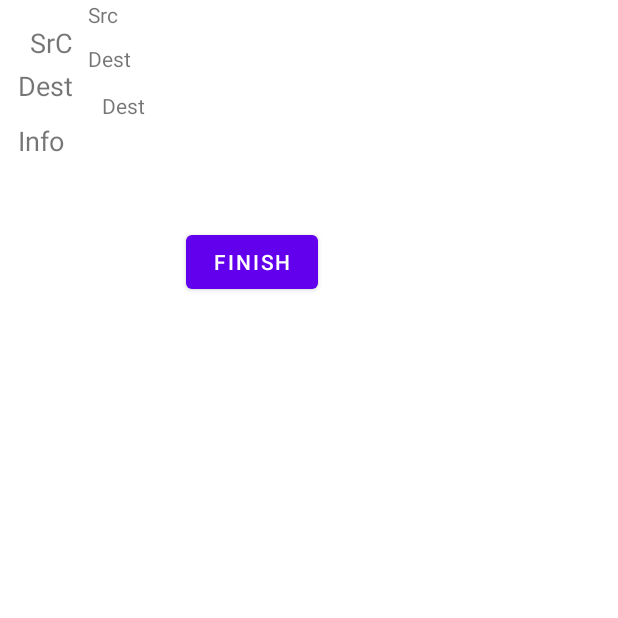
After one commit to comp7082-team2/packetcapture, an Android app: the PacketInfoActivity screen opened directly, with no data from a screen before it, on a phone screen of 412 x 824 dp, the top half of it. The commit adds this screen. Run offline under Robolectric (Android 15) with nearby library versions, the phone set to English and light mode, and no system bars; libraries missing offline, so code that uses them is left out: io.pkts, io.pkts.filters, io.pkts.packet, io.pkts.protocol; 3 statements that could not run were skipped.

Commit message:
Aaron's view now displaying

```diff
--- a/app/build.gradle
+++ b/app/build.gradle
@@ -29,6 +29,9 @@ android {
     packagingOptions {
         exclude 'META-INF/DEPENDENCIES'
     }
+    buildFeatures {
+        viewBinding true
+    }
 }
 
 dependencies {
@@ -37,6 +40,8 @@ dependencies {
     implementation 'com.google.android.material:material:1.4.0'
     implementation 'androidx.constraintlayout:constraintlayout:2.1.1'
     implementation 'com.google.firebase:firebase-crashlytics-buildtools:2.5.2'
+    implementation 'androidx.navigation:navigation-fragment:2.3.5'
+    implementation 'androidx.navigation:navigation-ui:2.3.5'
     testImplementation 'junit:junit:4.+'
     androidTestImplementation 'androidx.test.ext:junit:1.1.3'
     androidTestImplementation 'androidx.test.espresso:espresso-core:3.4.0'
--- a/app/src/main/java/com/example/packetsniffer/Models/PcapRepository.java
+++ b/app/src/main/java/com/example/packetsniffer/Models/PcapRepository.java
@@ -4,10 +4,14 @@ import android.util.Log;
 
 import java.io.FileNotFoundException;
 import java.io.IOException;
+import java.util.ArrayList;
+import java.util.List;
 
 import io.pkts.PacketHandler;
 import io.pkts.Pcap;
 import io.pkts.filters.Filter;
+import io.pkts.packet.Packet;
+import io.pkts.protocol.Protocol;
 
 public class PcapRepository {
 
@@ -17,6 +21,7 @@ public class PcapRepository {
 
     private Pcap pcap;
 
+    private List<PcapEntry> entries;
 
     private PcapRepository() {
 
@@ -55,10 +60,44 @@ public class PcapRepository {
       }
     }
 
+    public List<PcapEntry> getEntries() {
+        if (entries == null) {
+            PacketListPacketHandler handler = new PacketListPacketHandler();
+            this.loopPcap(handler, null);
+            entries = handler.getPackets();
+        }
+        return entries;
+    }
+
     public static PcapRepository getInstance() {
         if (repository == null) {
             repository = new PcapRepository();
         }
         return repository;
     }
+
+    private class PacketListPacketHandler implements PacketHandler {
+        private List<PcapEntry> packets;
+        PacketListPacketHandler() {
+            packets = new ArrayList<>();
+        }
+
+        @Override
+        public boolean nextPacket(Packet packet) throws IOException {
+            if (packet.hasProtocol(Protocol.TCP)) {
+                packets.add(new PcapEntry("TCP", packet.getArrivalTime(), packet));
+            } else if (packet.hasProtocol(Protocol.UDP)) {
+                packets.add(new PcapEntry("UDP", packet.getArrivalTime(), packet));
+            } else if (packet.hasProtocol(Protocol.ICMP)) {
+                packets.add(new PcapEntry("ICMP", packet.getArrivalTime(), packet));
+            } else {
+                packets.add(new PcapEntry("", packet.getArrivalTime(), packet));
+            }
+            return true;
+        }
+
+        public List<PcapEntry> getPackets() {
+            return packets;
+        }
+    }
 }
--- /dev/null
+++ b/app/src/main/java/com/example/packetsniffer/Presenters/PacketInfoPresenter.java
@@ -0,0 +1,53 @@
+package com.example.packetsniffer.Presenters;
+
+import android.util.Log;
+
+import com.example.packetsniffer.Models.PcapEntry;
+import com.example.packetsniffer.Models.PcapRepository;
+
+import java.io.IOException;
+
+import io.pkts.packet.TCPPacket;
+import io.pkts.packet.UDPPacket;
+import io.pkts.protocol.Protocol;
+
+public class PacketInfoPresenter {
+
+    private static final String TAG = PacketInfoPresenter.class.getName();
+
+    private PcapRepository pcapRepository;
+    private PcapEntry entry;
+    private PacketInfoPresenter.View view;
+
+    public PacketInfoPresenter(int index, PacketInfoPresenter.View view) {
+        pcapRepository = PcapRepository.getInstance();
+        entry = pcapRepository.getEntries().get(index);
+        this.view = view;
+    }
+
+    public void displayPacket() {
+        try {
+            if (entry.getProtocol() == "TCP") {
+                // Display TCP specific info
+                TCPPacket packet = (TCPPacket) entry.getPacket().getPacket(Protocol.TCP);
+                view.displaySrc(packet.getSourceIP());
+                view.displayDst(packet.getDestinationIP());
+            } else if (entry.getProtocol() == "UDP") {
+                // Display UDP specific info
+                UDPPacket packet = (UDPPacket) entry.getPacket().getPacket(Protocol.UDP);
+                view.displaySrc(packet.getSourceIP());
+                view.displayDst(packet.getDestinationIP());
+            } else {
+                // TODO implement more protocools
+                // Unsupported packet type handling
+            }
+        } catch (IOException e) {
+            Log.e(TAG, e.getMessage(), e);
+        }
+    }
+
+    public interface View {
+        void displaySrc(String src);
+        void displayDst(String src);
+    }
+}
--- /dev/null
+++ b/app/src/main/java/com/example/packetsniffer/Views/PacketInfoActivity.java
@@ -0,0 +1,42 @@
+package com.example.packetsniffer.Views;
+
+import android.content.Intent;
+import android.os.Bundle;
+import androidx.appcompat.app.AppCompatActivity;
+import android.view.View;
+import android.widget.TextView;
+
+import com.example.packetsniffer.Presenters.PacketInfoPresenter;
+import com.example.packetsniffer.R;
+
+public class PacketInfoActivity extends AppCompatActivity implements PacketInfoPresenter.View {
+
+    private static final int MISSING_INDEX = -1;
+    private PacketInfoPresenter presenter;
+
+    @Override
+    protected void onCreate(Bundle savedInstanceState) {
+        super.onCreate(savedInstanceState);
+        setContentView(R.layout.activity_pack_info);
+        Intent intent = getIntent();
+        int index = intent.getIntExtra("index", MISSING_INDEX);
+        presenter = new PacketInfoPresenter(index, this);
+        presenter.displayPacket();
+    }
+
+    public void closeActivity(View view) {
+        finish();
+    }
+
+    @Override
+    public void displaySrc(String src) {
+        TextView tvSrc = (TextView) findViewById(R.id.textViewInfoSrc);
+        tvSrc.setText(src);
+    }
+
+    @Override
+    public void displayDst(String dst) {
+        TextView tvDst = (TextView) findViewById(R.id.textViewInfoDest1);
+        tvDst.setText(dst);
+    }
+}
--- /dev/null
+++ b/app/src/main/res/layout/activity_pack_info.xml
@@ -0,0 +1,87 @@
+<?xml version="1.0" encoding="utf-8"?>
+<androidx.constraintlayout.widget.ConstraintLayout xmlns:android="http://schemas.android.com/apk/res/android"
+    xmlns:app="http://schemas.android.com/apk/res-auto"
+    xmlns:tools="http://schemas.android.com/tools"
+    android:layout_width="match_parent"
+    android:layout_height="match_parent"
+    tools:context=".Views.PacketInfoActivity">
+
+    <TextView
+        android:id="@+id/textViewInfoSrc"
+        android:layout_width="238dp"
+        android:layout_height="19dp"
+        android:layout_margin="10dp"
+        android:layout_marginStart="8dp"
+        android:text="Src"
+        app:layout_constraintEnd_toEndOf="parent"
+        app:layout_constraintHorizontal_bias="0.0"
+        app:layout_constraintStart_toEndOf="@+id/textView2"
+        tools:layout_editor_absoluteY="25dp"
+        tools:ignore="MissingConstraints" />
+
+    <TextView
+        android:id="@+id/textViewInfoDest1"
+        android:layout_width="228dp"
+        android:layout_height="21dp"
+        android:layout_margin="10dp"
+        android:layout_marginTop="20dp"
+        android:text="Dest"
+        app:layout_constraintStart_toEndOf="@+id/textView3"
+        app:layout_constraintTop_toBottomOf="@+id/textViewInfoSrc" />
+
+    <TextView
+        android:id="@+id/textViewInfoDest2"
+        android:layout_width="225dp"
+        android:layout_height="22dp"
+        android:layout_margin="10dp"
+        android:layout_marginStart="12dp"
+        android:layout_marginTop="24dp"
+        android:text="Dest"
+        app:layout_constraintStart_toEndOf="@+id/textView4"
+        app:layout_constraintTop_toBottomOf="@+id/textViewInfoDest1" />
+
+    <Button
+        android:id="@+id/button2"
+        android:layout_width="wrap_content"
+        android:layout_height="wrap_content"
+        android:layout_marginTop="68dp"
+        android:text="Finish"
+        android:onClick= "closeActivity"
+        app:layout_constraintEnd_toEndOf="parent"
+        app:layout_constraintHorizontal_bias="0.383"
+        app:layout_constraintStart_toStartOf="parent"
+        app:layout_constraintTop_toBottomOf="@+id/textViewInfoDest2" />
+
+    <TextView
+        android:id="@+id/textView2"
+        android:layout_width="wrap_content"
+        android:layout_height="wrap_content"
+        android:layout_marginStart="20dp"
+        android:layout_marginTop="16dp"
+        android:text="SrC"
+        android:textSize="18sp"
+        app:layout_constraintStart_toStartOf="parent"
+        app:layout_constraintTop_toTopOf="parent" />
+
+    <TextView
+        android:id="@+id/textView3"
+        android:layout_width="wrap_content"
+        android:layout_height="wrap_content"
+        android:layout_marginStart="12dp"
+        android:layout_marginTop="4dp"
+        android:text="Dest"
+        android:textSize="18sp"
+        app:layout_constraintStart_toStartOf="parent"
+        app:layout_constraintTop_toBottomOf="@+id/textView2" />
+
+    <TextView
+        android:id="@+id/textView4"
+        android:layout_width="46dp"
+        android:layout_height="29dp"
+        android:layout_marginStart="12dp"
+        android:layout_marginTop="12dp"
+        android:text="Info"
+        android:textSize="18sp"
+        app:layout_constraintStart_toStartOf="parent"
+        app:layout_constraintTop_toBottomOf="@+id/textView3" />
+</androidx.constraintlayout.widget.ConstraintLayout>
--- a/app/src/main/res/values/strings.xml
+++ b/app/src/main/res/values/strings.xml
@@ -1,4 +1,5 @@
 <resources>
-    <string name="app_name">Packet Capture</string>
+    <string name="app_name">Packet Analyzer</string>
     <string name="element_text">192.168.0.22:56278 > 192.168.0.23:443</string>
+    <string name="title_activity_packet_info">PacketInfoActivity</string>
 </resources>
--- a/app/src/main/res/values/themes.xml
+++ b/app/src/main/res/values/themes.xml
@@ -13,4 +13,13 @@
         <item name="android:statusBarColor" tools:targetApi="l">?attr/colorPrimaryVariant</item>
         <!-- Customize your theme here. -->
     </style>
+
+    <style name="Theme.Packetsniffer.NoActionBar">
+        <item name="windowActionBar">false</item>
+        <item name="windowNoTitle">true</item>
+    </style>
+
+    <style name="Theme.Packetsniffer.AppBarOverlay" parent="ThemeOverlay.AppCompat.Dark.ActionBar" />
+
+    <style name="Theme.Packetsniffer.PopupOverlay" parent="ThemeOverlay.AppCompat.Light" />
 </resources>
```
Also changed, not shown: app/src/main/AndroidManifest.xml (+11 -4 lines), app/src/main/java/com/example/packetsniffer/Presenters/PacketListPresenter.java (+1 -28 lines), app/src/main/java/com/example/packetsniffer/Views/CustomAdapter.java (+13 -0 lines).
